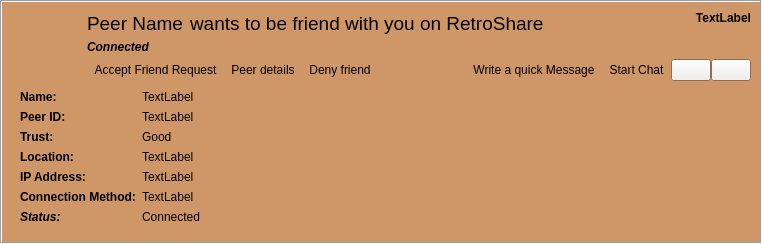
First picture: the form in retroshare-gui/src/gui/feeds/SecurityItem.ui, repository RetroShare/RetroShare, before the edit.
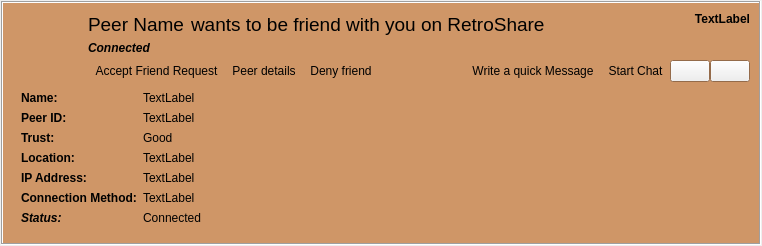
Second picture: the form after the edit. Icons and pictures are not drawn. Custom widgets are drawn as their Qt base class.

```diff
--- a/retroshare-gui/src/gui/feeds/SecurityItem.ui
+++ b/retroshare-gui/src/gui/feeds/SecurityItem.ui
@@ -11,8 +11,17 @@
    </rect>
   </property>
   <layout class="QGridLayout">
-   <property name="margin">
-    <number>0</number>
+   <property name="leftMargin">
+    <number>1</number>
+   </property>
+   <property name="topMargin">
+    <number>1</number>
+   </property>
+   <property name="rightMargin">
+    <number>1</number>
+   </property>
+   <property name="bottomMargin">
+    <number>1</number>
    </property>
    <item row="0" column="0">
     <widget class="QFrame" name="frame">
```
